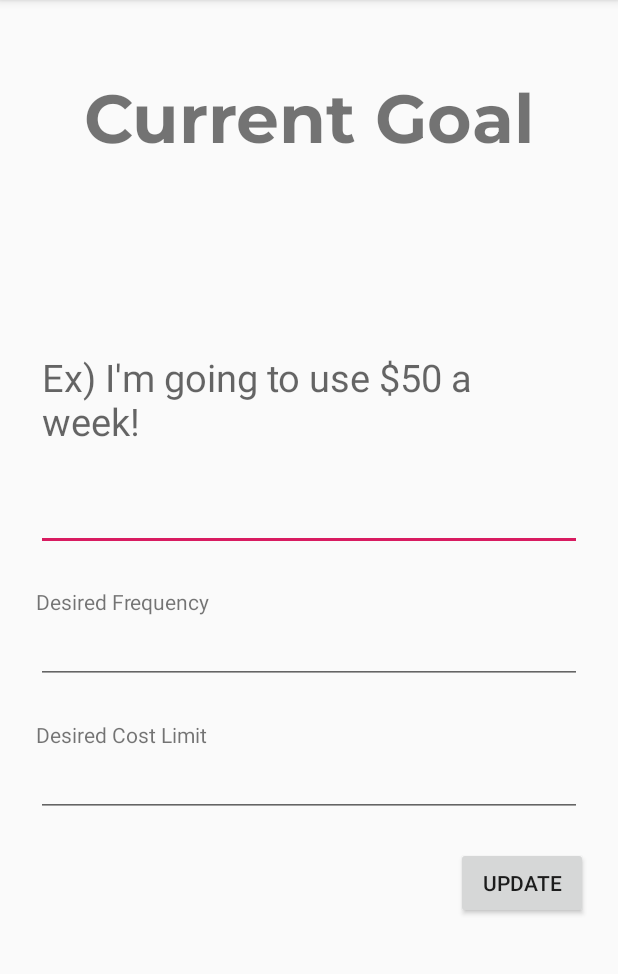
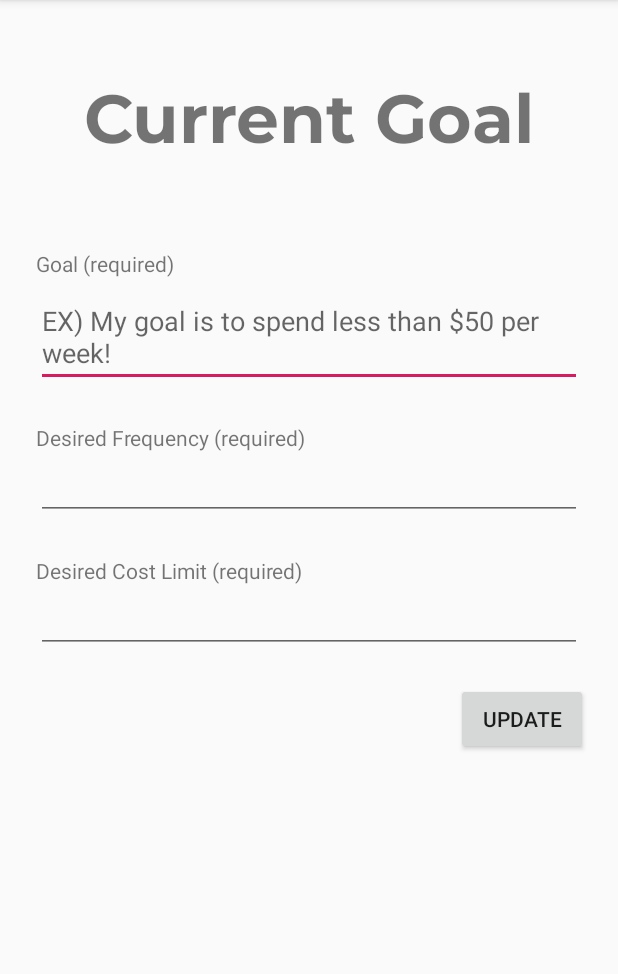
Before and after one commit to jhwan7/SkipTheFast, an Android app: the fragment GoalFragment shown on its own in the app's theme, on a phone screen of 412 x 824 dp, the part 84-1058 px from its top. Run offline under Robolectric (Android 15) with nearby library versions, the phone set to English and light mode, and no system bars; 1 statement that could not run was skipped.

Commit message:
BUG FIX: Goal Form UI Bug, Increase UI coherency

```diff
--- a/app/src/main/java/com/example/skipthefast/ServerConnection/ProxyServer.kt
+++ b/app/src/main/java/com/example/skipthefast/ServerConnection/ProxyServer.kt
@@ -8,7 +8,7 @@ import org.json.JSONObject
 import java.io.IOException
 
 open class ProxyServer {
-    protected val SERVER_URL = "http://35.182.86.91:8000"
+    protected val SERVER_URL = "http://35.182.228.42:8000"
 
     @RequiresApi(Build.VERSION_CODES.O)
     fun testConnection(){
--- a/app/src/main/res/layout/fragment_goal.xml
+++ b/app/src/main/res/layout/fragment_goal.xml
@@ -25,25 +25,36 @@
                 android:textSize="45sp"
                 app:fontFamily="@font/montserrat_bold" />
 
-            <com.google.android.material.textfield.TextInputEditText
+            <TextView
+                android:id="@+id/textView10"
+                android:text="Goal (required)"
+                android:layout_marginBottom="6dp"
+                android:layout_marginLeft="24dp"
+                android:layout_marginRight="24dp"
+                android:layout_width="match_parent"
+                android:layout_height="wrap_content" />
+
+            <EditText
                 android:id="@+id/goalTextInput"
                 android:layout_width="match_parent"
-                android:layout_height="201dp"
-                android:textSize="25sp"
+                android:layout_height="wrap_content"
+                android:inputType="textMultiLine"
+                android:ems="10"
+
+                android:layout_marginBottom="24dp"
                 android:layout_marginLeft="24dp"
                 android:layout_marginRight="24dp"
-                android:layout_marginBottom="24dp"
-                android:hint="Ex) I'm going to use $50 a week!" />
+                android:hint="EX) My goal is to spend less than $50 per week!" />
 
             <TextView
                 android:id="@+id/textView8"
-                android:text="Desired Frequency"
+                android:text="Desired Frequency (required)"
                 android:layout_marginLeft="24dp"
                 android:layout_width="match_parent"
                 android:layout_height="wrap_content" />
 
             <EditText
-                android:id="@+id/frequencyGoal"
+                android:id="@+id/frequencyGoalT"
                 android:layout_width="match_parent"
                 android:layout_height="wrap_content"
                 android:layout_marginLeft="24dp"
@@ -54,7 +65,7 @@
 
             <TextView
                 android:id="@+id/textView9"
-                android:text="Desired Cost Limit"
+                android:text="Desired Cost Limit (required)"
                 android:layout_marginLeft="24dp"
                 android:layout_width="match_parent"
                 android:layout_height="wrap_content" />
```
Also changed, not shown: app/src/main/java/com/example/skipthefast/GoalFragment.kt (+10 -2 lines).
